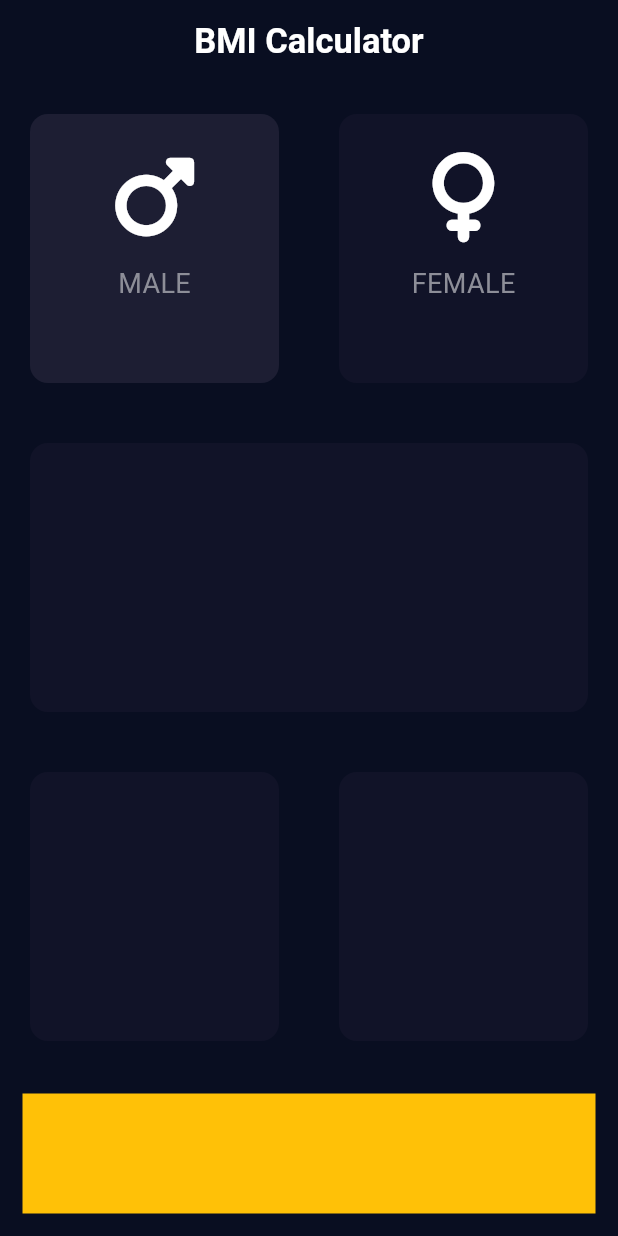
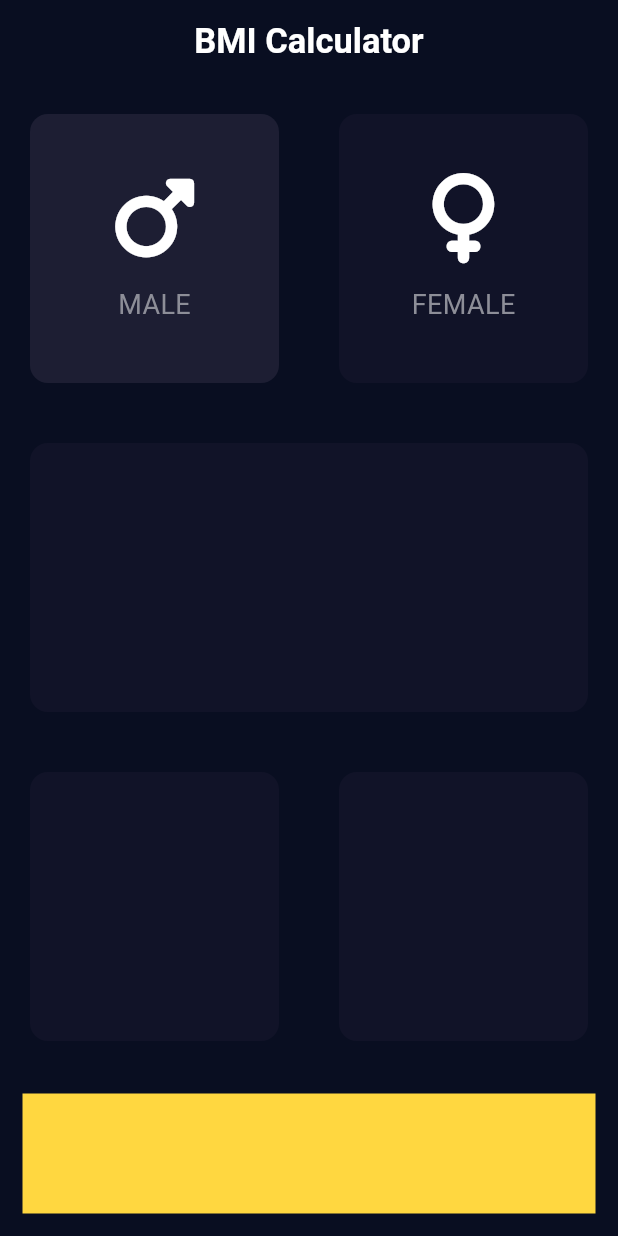
Before and after one commit to saver999/bmicalculator, a Flutter app: the screen it shows after launch, after a tap on "MALE", on a phone screen of 412 x 824 dp. Run offline on Flutter 3.47's test engine with Material 3 defaults, Android fonts, the phone set to English and light mode, and no system bars; our stand-ins replace font_awesome_flutter.

```diff
--- a/lib/cardchild.dart
+++ b/lib/cardchild.dart
@@ -1,16 +1,14 @@
 import 'package:flutter/cupertino.dart';
 import 'package:flutter/material.dart';
-
+import 'constants.dart';
 class cardChild extends StatelessWidget {
-  cardChild({ required this.icon, required this.text});
-  final IconData icon;
+  cardChild({  this.icon, required this.text});
+  final IconData ?icon;
   final String text;
   @override
   Widget build(BuildContext context) {
-    return Padding(
-      padding: const EdgeInsets.all(25.0),
-      child: Column(
-        crossAxisAlignment: CrossAxisAlignment.center,
+    return Column(
+      mainAxisAlignment: MainAxisAlignment.center,
 
       children: [
 
@@ -24,13 +22,9 @@ class cardChild extends StatelessWidget {
         ),
         Text(
           text,
-            style: TextStyle(
-              fontSize: 18.0,
-              color: Color(0xFF8D8E98),
-            ),
+          style: kLabelTextStyle,
         ),
       ],
-      ),
     );
   }
 }
--- /dev/null
+++ b/lib/constants.dart
@@ -0,0 +1,15 @@
+
+import 'dart:ui';
+import 'package:flutter/material.dart';
+
+const kBottomContainerHeight = 80;
+const kActiveCardColour = Color(0xFF1D1E33);
+const kInactiveCardColour = Color(0xFF111328);
+
+
+const kLabelTextStyle = TextStyle(
+  fontSize : 18.0,
+  color: Color(0xFF8D8E98),
+);
+
+const knumberTextStyle =  TextStyle(color: Colors.white, fontSize: 50, fontWeight: FontWeight.w900);
--- a/lib/myhomepage.dart
+++ b/lib/myhomepage.dart
@@ -29,21 +29,9 @@ class MyHomePage extends StatefulWidget {
 
 class _MyHomePageState extends State<MyHomePage> {
 
+  bool isActiveMale = false;
+  bool isActiveFemale = false;
 
-  void changeColours(Gender gender){
-    if( gender == Gender.male){
-      if(maleColour == inactiveColour){
-        maleColour = activeColour;
-        femaleColour = inactiveColour;
-      }
-    }
-    if( gender == Gender.female){
-      if(femaleColour == inactiveColour){
-        femaleColour = activeColour;
-        maleColour = inactiveColour;
-      }
-    }
-  }
   @override
   Widget build(BuildContext context) {
     return Scaffold(
@@ -51,7 +39,8 @@ class _MyHomePageState extends State<MyHomePage> {
         title: Text(
           widget.title,
           style: TextStyle(
-              fontSize: 23, fontWeight: FontWeight.bold, color: Colors.white),
+              fontSize: 23, fontWeight: FontWeight.bold, color: Colors.white
+          ),
         ),
         centerTitle: true,
       ),
@@ -65,12 +54,12 @@ class _MyHomePageState extends State<MyHomePage> {
                    child:  GestureDetector(
                       onTap: () {
                         setState(() {
-                          changeColours(Gender.male);
-
+                          isActiveFemale = false;
+                          isActiveMale = true;
                         });
                       },
                     child: Mycard(
-                      colours: maleColour,
+                      colours: isActiveMale ? activeColour : inactiveColour,
                       cardChild: cardChild(icon: FontAwesomeIcons.mars,text: 'MALE',),
                     ),
                   ),
@@ -79,11 +68,12 @@ class _MyHomePageState extends State<MyHomePage> {
                   child: GestureDetector(
                     onTap: () {
                      setState(() {
-                       changeColours(Gender.female);
+                       isActiveFemale = true;
+                       isActiveMale = false;
                      });
                     },
                     child: Mycard(
-                      colours: femaleColour,
+                      colours: isActiveFemale ? activeColour : inactiveColour,
                       cardChild: cardChild(icon: FontAwesomeIcons.venus,text: 'FEMALE',),
                     ),
                   ),
@@ -103,20 +93,18 @@ class _MyHomePageState extends State<MyHomePage> {
                 Expanded(
                   child: Mycard(
                     colours: Color(0xFF111328),
-
                   ),
                 ),
                 Expanded(
                   child: Mycard(
                     colours: Color(0xFF111328),
-
                   ),
                 ),
               ],
             ),
           ),
           Container(
-            color: Colors.amber,
+            color: Colors.amberAccent,
             height: 80,
             width: double.infinity,
             margin: EdgeInsets.all(15),
```
Lines whose indentation alone changed are shown as unchanged.
